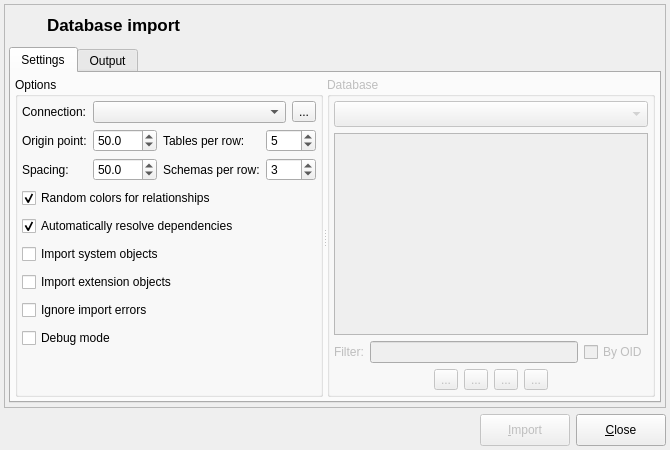
Before: the Qt Designer form libpgmodeler_ui/ui/databaseimportform.ui in pgmodeler/pgmodeler, drawn with Qt 5.
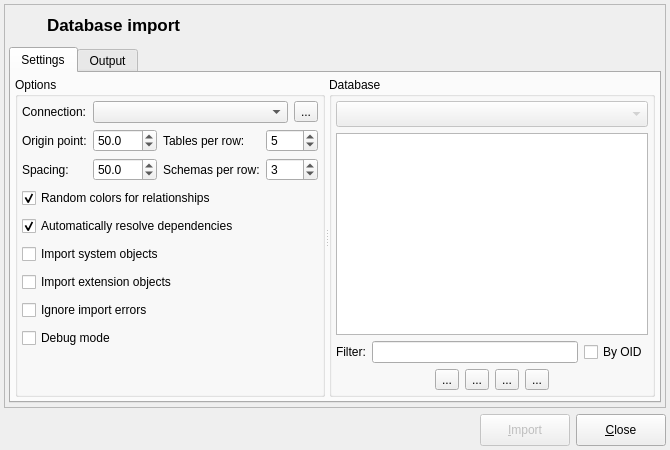
After: the same form once the commit is applied. Icons and pictures are not drawn.

Commit message: Fixed a crash when importing a database in a second time after some error has occurred previously.

Patch:
```diff
--- a/libpgmodeler_ui/ui/databaseimportform.ui
+++ b/libpgmodeler_ui/ui/databaseimportform.ui
@@ -635,7 +635,7 @@
             </widget>
             <widget class="QGroupBox" name="database_gb">
              <property name="enabled">
-              <bool>false</bool>
+              <bool>true</bool>
              </property>
              <property name="sizePolicy">
               <sizepolicy hsizetype="Expanding" vsizetype="Preferred">
@@ -659,85 +659,53 @@
               <property name="bottomMargin">
                <number>4</number>
               </property>
-              <item row="2" column="0" colspan="6">
-               <layout class="QHBoxLayout" name="horizontalLayout_3">
-                <item>
-                 <widget class="QLabel" name="filter_lbl">
+              <item row="0" column="0" colspan="2">
+               <widget class="QComboBox" name="database_cmb">
                   <property name="enabled">
                    <bool>false</bool>
                   </property>
                   <property name="sizePolicy">
-                   <sizepolicy hsizetype="Fixed" vsizetype="Preferred">
+                 <sizepolicy hsizetype="Preferred" vsizetype="Preferred">
                     <horstretch>0</horstretch>
                     <verstretch>0</verstretch>
                    </sizepolicy>
                   </property>
-                  <property name="text">
-                   <string>Filter:</string>
-                  </property>
-                 </widget>
-                </item>
-                <item>
-                 <widget class="QLineEdit" name="filter_edt">
-                  <property name="enabled">
-                   <bool>false</bool>
-                  </property>
-                 </widget>
-                </item>
-                <item>
-                 <widget class="QCheckBox" name="by_oid_chk">
-                  <property name="toolTip">
-                   <string>Filter object by it's OID</string>
-                  </property>
-                  <property name="text">
-                   <string>By OID</string>
-                  </property>
-                 </widget>
-                </item>
-               </layout>
-              </item>
-              <item row="3" column="2">
-               <widget class="QToolButton" name="clear_all_tb">
-                <property name="enabled">
-                 <bool>false</bool>
-                </property>
-                <property name="sizePolicy">
-                 <sizepolicy hsizetype="Fixed" vsizetype="Fixed">
-                  <horstretch>0</horstretch>
-                  <verstretch>0</verstretch>
-                 </sizepolicy>
-                </property>
-                <property name="minimumSize">
-                 <size>
-                  <width>0</width>
-                  <height>0</height>
-                 </size>
-                </property>
-                <property name="toolTip">
-                 <string>Clear object selection</string>
-                </property>
-                <property name="text">
-                 <string>...</string>
-                </property>
-                <property name="icon">
-                 <iconset resource="../res/resources.qrc">
-                  <normaloff>:/icones/icones/clearobjsel.png</normaloff>:/icones/icones/clearobjsel.png</iconset>
+                <property name="insertPolicy">
+                 <enum>QComboBox::InsertAlphabetically</enum>
+                </property>
+                <property name="sizeAdjustPolicy">
+                 <enum>QComboBox::AdjustToMinimumContentsLengthWithIcon</enum>
                 </property>
                 <property name="iconSize">
                  <size>
-                  <width>20</width>
-                  <height>20</height>
+                  <width>18</width>
+                  <height>18</height>
                  </size>
                 </property>
-                <property name="checkable">
-                 <bool>false</bool>
-                </property>
                </widget>
               </item>
-              <item row="1" column="0" colspan="6">
+              <item row="1" column="0" colspan="2">
+               <widget class="QWidget" name="objs_parent_wgt" native="true">
+                <property name="enabled">
+                 <bool>true</bool>
+                </property>
+                <layout class="QGridLayout" name="gridLayout_6">
+                 <property name="leftMargin">
+                  <number>0</number>
+                 </property>
+                 <property name="topMargin">
+                  <number>0</number>
+                 </property>
+                 <property name="rightMargin">
+                  <number>0</number>
+                 </property>
+                 <property name="bottomMargin">
+                  <number>0</number>
+                 </property>
+                 <item row="0" column="0" colspan="6">
                <widget class="QTreeWidget" name="db_objects_tw">
                 <property name="enabled">
-                 <bool>false</bool>
+                    <bool>true</bool>
                 </property>
                 <property name="minimumSize">
                  <size>
@@ -811,61 +779,63 @@
                 </column>
                </widget>
               </item>
-              <item row="3" column="3">
-               <widget class="QToolButton" name="expand_all_tb">
+                 <item row="1" column="0" colspan="6">
+                  <layout class="QHBoxLayout" name="horizontalLayout_3">
+                   <item>
+                    <widget class="QLabel" name="filter_lbl">
                 <property name="enabled">
-                 <bool>false</bool>
+                      <bool>true</bool>
                 </property>
                 <property name="sizePolicy">
-                 <sizepolicy hsizetype="Fixed" vsizetype="Fixed">
+                      <sizepolicy hsizetype="Fixed" vsizetype="Preferred">
                   <horstretch>0</horstretch>
                   <verstretch>0</verstretch>
                  </sizepolicy>
                 </property>
-                <property name="minimumSize">
-                 <size>
-                  <width>0</width>
-                  <height>0</height>
-                 </size>
+                     <property name="text">
+                      <string>Filter:</string>
+                     </property>
+                    </widget>
+                   </item>
+                   <item>
+                    <widget class="QLineEdit" name="filter_edt">
+                     <property name="enabled">
+                      <bool>true</bool>
+                     </property>
+                    </widget>
+                   </item>
+                   <item>
+                    <widget class="QCheckBox" name="by_oid_chk">
+                     <property name="enabled">
+                      <bool>true</bool>
                 </property>
                 <property name="toolTip">
                  <string>Expands all items</string>
                 </property>
                 <property name="text">
-                 <string>...</string>
-                </property>
-                <property name="icon">
-                 <iconset resource="../res/resources.qrc">
-                  <normaloff>:/icones/icones/adicionar.png</normaloff>:/icones/icones/adicionar.png</iconset>
-                </property>
-                <property name="iconSize">
-                 <size>
-                  <width>20</width>
-                  <height>20</height>
-                 </size>
-                </property>
-                <property name="checkable">
-                 <bool>false</bool>
+                      <string>By OID</string>
                 </property>
                </widget>
               </item>
-              <item row="3" column="5">
-               <spacer name="horizontalSpacer_2">
+                  </layout>
+                 </item>
+                 <item row="2" column="0">
+                  <spacer name="horizontalSpacer">
                 <property name="orientation">
                  <enum>Qt::Horizontal</enum>
                 </property>
                 <property name="sizeHint" stdset="0">
                  <size>
-                  <width>89</width>
+                     <width>90</width>
                   <height>20</height>
                  </size>
                 </property>
                </spacer>
               </item>
-              <item row="3" column="1">
+                 <item row="2" column="1">
                <widget class="QToolButton" name="select_all_tb">
                 <property name="enabled">
-                 <bool>false</bool>
+                    <bool>true</bool>
                 </property>
                 <property name="sizePolicy">
                  <sizepolicy hsizetype="Fixed" vsizetype="Fixed">
@@ -900,48 +870,86 @@
                 </property>
                </widget>
               </item>
-              <item row="3" column="0">
-               <spacer name="horizontalSpacer">
-                <property name="orientation">
-                 <enum>Qt::Horizontal</enum>
-                </property>
-                <property name="sizeHint" stdset="0">
+                 <item row="2" column="2">
+                  <widget class="QToolButton" name="clear_all_tb">
+                   <property name="enabled">
+                    <bool>true</bool>
+                   </property>
+                   <property name="sizePolicy">
+                    <sizepolicy hsizetype="Fixed" vsizetype="Fixed">
+                     <horstretch>0</horstretch>
+                     <verstretch>0</verstretch>
+                    </sizepolicy>
+                   </property>
+                   <property name="minimumSize">
                  <size>
-                  <width>90</width>
+                     <width>0</width>
+                     <height>0</height>
+                    </size>
+                   </property>
+                   <property name="toolTip">
+                    <string>Clear object selection</string>
+                   </property>
+                   <property name="text">
+                    <string>...</string>
+                   </property>
+                   <property name="icon">
+                    <iconset resource="../res/resources.qrc">
+                     <normaloff>:/icones/icones/clearobjsel.png</normaloff>:/icones/icones/clearobjsel.png</iconset>
+                   </property>
+                   <property name="iconSize">
+                    <size>
+                     <width>20</width>
                   <height>20</height>
                  </size>
                 </property>
-               </spacer>
-              </item>
-              <item row="0" column="0" colspan="6">
-               <widget class="QComboBox" name="database_cmb">
+                   <property name="checkable">
+                    <bool>false</bool>
+                   </property>
+                  </widget>
+                 </item>
+                 <item row="2" column="3">
+                  <widget class="QToolButton" name="expand_all_tb">
                 <property name="enabled">
-                 <bool>false</bool>
+                    <bool>true</bool>
                 </property>
                 <property name="sizePolicy">
-                 <sizepolicy hsizetype="Preferred" vsizetype="Preferred">
+                    <sizepolicy hsizetype="Fixed" vsizetype="Fixed">
                   <horstretch>0</horstretch>
                   <verstretch>0</verstretch>
                  </sizepolicy>
                 </property>
-                <property name="insertPolicy">
-                 <enum>QComboBox::InsertAlphabetically</enum>
-                </property>
-                <property name="sizeAdjustPolicy">
-                 <enum>QComboBox::AdjustToMinimumContentsLengthWithIcon</enum>
-                </property>
+                   <property name="minimumSize">
+                    <size>
+                     <width>0</width>
+                     <height>0</height>
+                    </size>
+                   </property>
+                   <property name="toolTip">
+                    <string>Expands all items</string>
+                   </property>
+                   <property name="text">
+                    <string>...</string>
+                   </property>
+                   <property name="icon">
+                    <iconset resource="../res/resources.qrc">
+                     <normaloff>:/icones/icones/adicionar.png</normaloff>:/icones/icones/adicionar.png</iconset>
+                   </property>
                 <property name="iconSize">
                  <size>
-                  <width>18</width>
-                  <height>18</height>
-                 </size>
-                </property>
-               </widget>
-              </item>
-              <item row="3" column="4">
+                     <width>20</width>
+                     <height>20</height>
+                    </size>
+                   </property>
+                   <property name="checkable">
+                    <bool>false</bool>
+                   </property>
+                  </widget>
+                 </item>
+                 <item row="2" column="4">
                <widget class="QToolButton" name="collapse_all_tb">
                 <property name="enabled">
-                 <bool>false</bool>
+                    <bool>true</bool>
                 </property>
                 <property name="sizePolicy">
                  <sizepolicy hsizetype="Fixed" vsizetype="Fixed">
@@ -976,6 +984,22 @@
                 </property>
                </widget>
               </item>
+                 <item row="2" column="5">
+                  <spacer name="horizontalSpacer_2">
+                   <property name="orientation">
+                    <enum>Qt::Horizontal</enum>
+                   </property>
+                   <property name="sizeHint" stdset="0">
+                    <size>
+                     <width>77</width>
+                     <height>20</height>
+                    </size>
+                   </property>
+                  </spacer>
+                 </item>
+                </layout>
+               </widget>
+              </item>
              </layout>
             </widget>
            </widget>
```
Left out of the diff: 7 changed lines with no effect on the pictures. Lines whose indentation alone changed are shown as unchanged. The commit also changes 2 other files.
